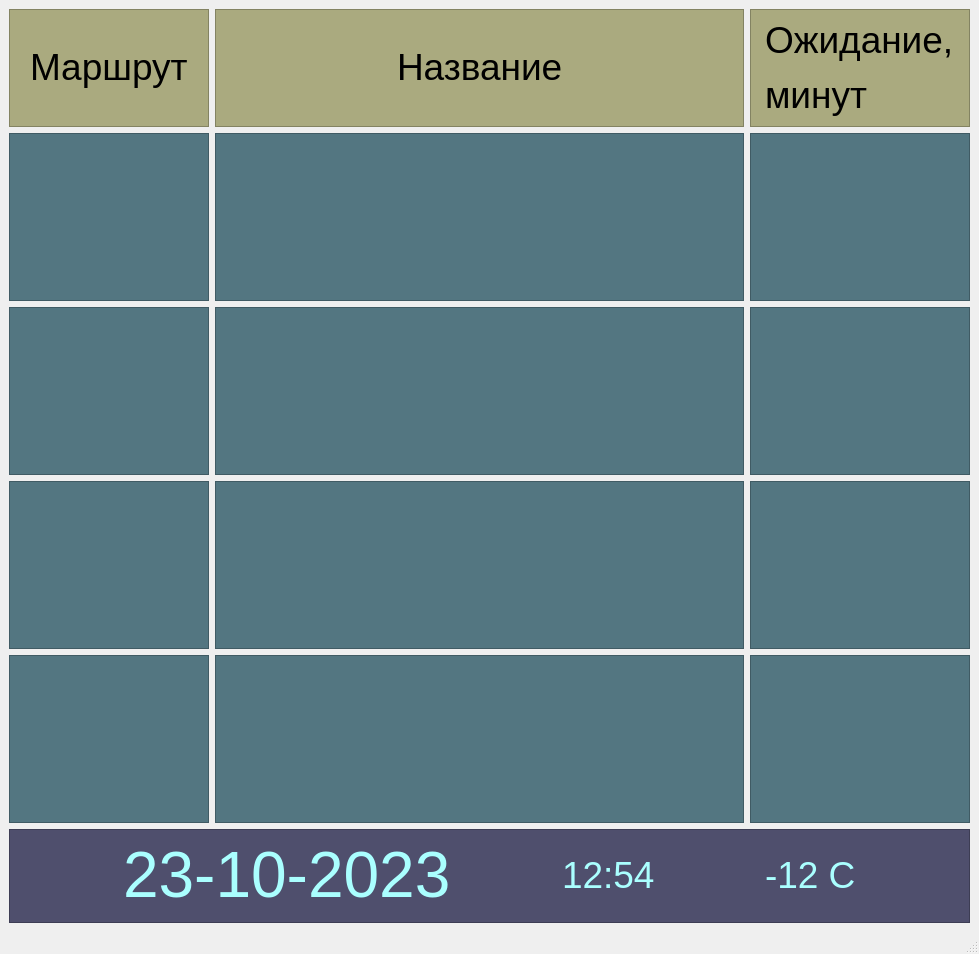
This is busstationinformer/mainwindow.ui in pvo125/busstationinformer as Qt 5 draws it before an edit. The edited form follows.
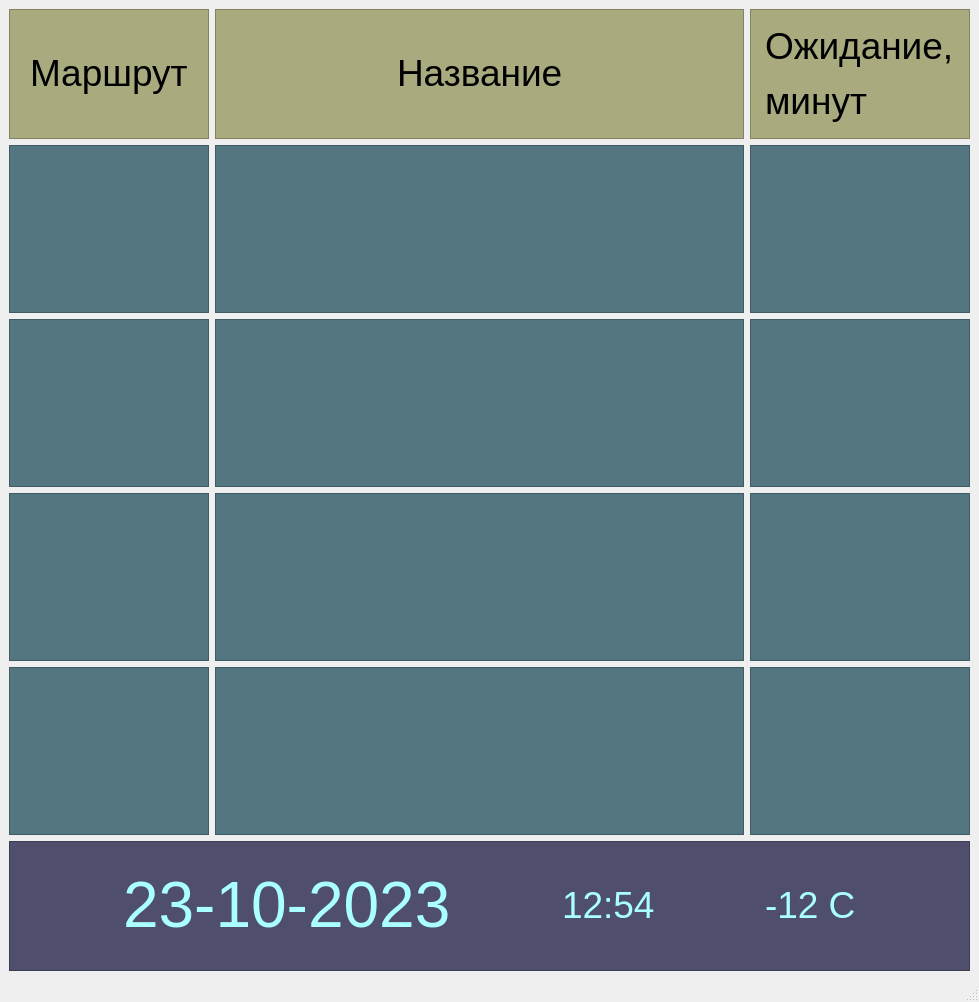
This is the edited form.

```diff
--- a/busstationinformer/mainwindow.ui
+++ b/busstationinformer/mainwindow.ui
@@ -7,7 +7,7 @@
     <x>0</x>
     <y>0</y>
     <width>979</width>
-    <height>947</height>
+    <height>1002</height>
    </rect>
   </property>
   <property name="windowTitle">
@@ -1646,7 +1646,7 @@
         <widget class="QLabel" name="label_7">
          <property name="font">
           <font>
-           <pointsize>36</pointsize>
+           <pointsize>48</pointsize>
           </font>
          </property>
          <property name="text">
```
Left out of the diff: 8 changed lines with no effect on the pictures.
